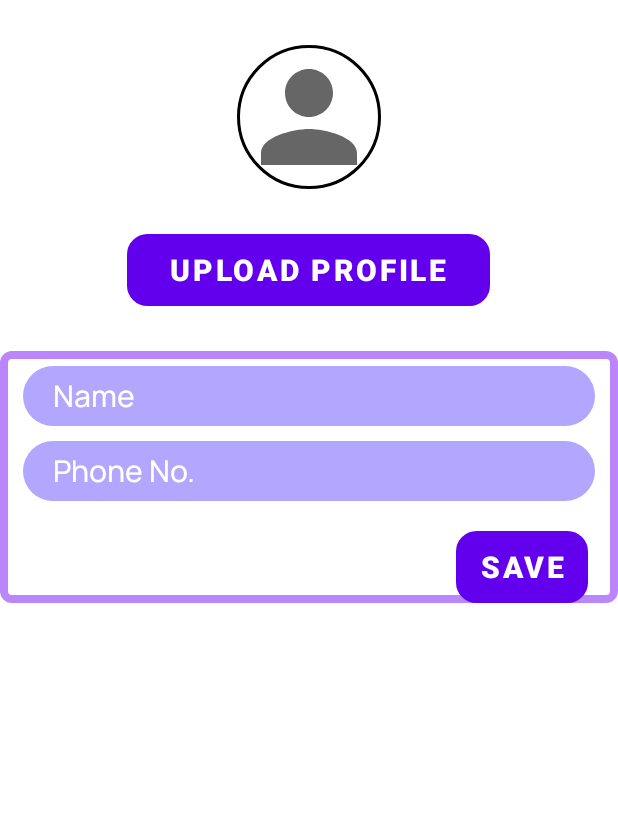
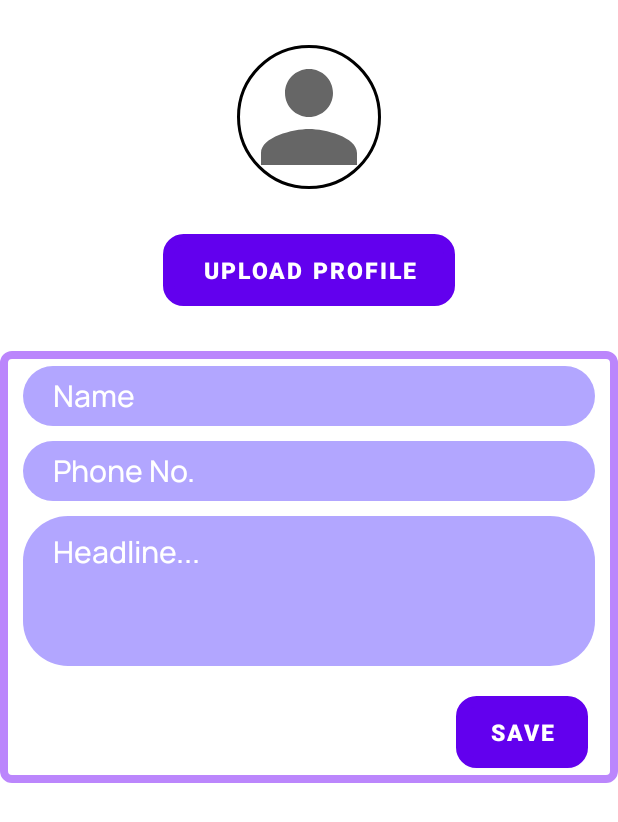
Before and after one commit to ankitsingh4264/CarrerGuide, an Android app: the profile screen opened through its navigation route, on a phone screen of 412 x 824 dp. Shown: the top 822 px of the screen. Run offline under Robolectric (Android 15) with nearby library versions, the phone set to English and light mode, and no system bars; our stand-ins replace CircleImageView, Firebase (no records; nobody signed in at launch, a user with empty details on screens opened directly), navigation-ui; libraries missing offline, so code that uses them is left out: com.karumi.dexter; 1 statement that could not run was skipped.

Commit message:
Profile fragment

```diff
--- a/app/build.gradle
+++ b/app/build.gradle
@@ -37,8 +37,10 @@ dependencies {
     implementation 'androidx.navigation:navigation-fragment-ktx:2.3.2'
     implementation 'androidx.navigation:navigation-ui-ktx:2.3.2'
     implementation 'com.google.firebase:firebase-firestore-ktx:22.0.0'
+    implementation 'com.google.firebase:firebase-storage:19.2.0'
     def lifecycle_version = "2.2.0"
     implementation 'de.hdodenhof:circleimageview:3.1.0'
+    implementation 'com.karumi:dexter:6.2.2'
     implementation "org.jetbrains.kotlin:kotlin-stdlib:$kotlin_version"
     implementation 'androidx.core:core-ktx:1.3.2'
     implementation 'androidx.appcompat:appcompat:1.2.0'
--- a/app/src/main/java/com/example/careerguide/FirebaseDataRepository.kt
+++ b/app/src/main/java/com/example/careerguide/FirebaseDataRepository.kt
@@ -1,10 +1,15 @@
 package com.example.careerguide
 
+import android.content.ContentValues.TAG
+import android.net.Uri
+import android.util.Log
 import androidx.lifecycle.MutableLiveData
 import com.example.careerguide.beans.Users
 import com.google.firebase.auth.FirebaseAuth
 import com.google.firebase.auth.PhoneAuthCredential
 import com.google.firebase.firestore.FirebaseFirestore
+import com.google.firebase.firestore.auth.User
+import com.google.firebase.storage.FirebaseStorage
 import java.util.ArrayList
 
 class FirebaseDataRepository {
@@ -53,5 +58,56 @@ class FirebaseDataRepository {
 
     }
 
+    fun getUserDetails(): MutableLiveData<Users> {
+        val userId = auth.currentUser!!.uid
+        val userDetailsLiveDate = MutableLiveData<Users>()
+
+        val docRef = firestoreDB.collection("users").document(userId)
+        docRef.addSnapshotListener { snapshot, e ->
+            if (e != null) {
+                Log.w(TAG, "Listen failed.", e)
+                return@addSnapshotListener
+            }
+
+            if (snapshot != null && snapshot.exists()) {
+                Log.d(TAG, "Current data: ${snapshot.data}")
+                userDetailsLiveDate.value=snapshot.toObject(Users::class.java)
+            }
+        }
+
+        return userDetailsLiveDate
+    }
+
+    fun userUpload(user: Users) : MutableLiveData<Boolean> {
+        val id = auth.currentUser!!.uid
+        var pos:MutableLiveData<Boolean> = MutableLiveData()
+
+        firestoreDB.collection("users").document(id).set(user).addOnSuccessListener {
+            pos.value=true
+        }.addOnFailureListener{
+            pos.value=false
+        }
+        return pos
+    }
+
+    fun uploadProfileToFirebase(imageURI: Uri?, path: String) {
+        val userId = auth.currentUser!!.uid
+
+        val storageReference =
+                FirebaseStorage.getInstance().getReference("/UserProfilePicture/$userId/$path")
+
+
+        storageReference.putFile(imageURI!!).addOnSuccessListener {
+            storageReference.downloadUrl.addOnSuccessListener {
+
+                firestoreDB.collection("users").document(userId)
+                        .update(
+                                mapOf(
+                                        path to it.toString()
+                                        )
+                        )
+            }
+        }
+    }
 
 }
--- /dev/null
+++ b/app/src/main/java/com/example/careerguide/Profile/profileViewModel.kt
@@ -0,0 +1,28 @@
+package com.example.careerguide.Profile
+
+import android.net.Uri
+import androidx.lifecycle.MutableLiveData
+import androidx.lifecycle.ViewModel
+import com.example.careerguide.FirebaseDataRepository
+import com.example.careerguide.beans.Users
+import com.google.firebase.firestore.auth.User
+
+class profileViewModel: ViewModel() {
+
+    private  val FirebaseDatabase= FirebaseDataRepository()
+    var mUserDetail: MutableLiveData<Users> = MutableLiveData()
+    var mProfileAdded : MutableLiveData<Boolean> = MutableLiveData()
+
+    fun usersDetails(){
+        mUserDetail=FirebaseDatabase.getUserDetails()
+    }
+
+    fun insertUser(user: Users){
+        mProfileAdded=FirebaseDatabase.userUpload(user)
+
+    }
+
+    fun uploadprofileToFirebase(imageUri: Uri?, path: String) {
+        FirebaseDatabase.uploadProfileToFirebase(imageUri, path)
+    }
+}
--- /dev/null
+++ b/app/src/main/res/drawable/headline.xml
@@ -0,0 +1,9 @@
+<?xml version="1.0" encoding="utf-8"?>
+<shape xmlns:android="http://schemas.android.com/apk/res/android">
+
+    <solid android:color="#b2a6ff"/>
+    <corners
+        android:radius="30dp"
+        />
+
+</shape>
--- a/app/src/main/res/drawable/otp_box.xml
+++ b/app/src/main/res/drawable/otp_box.xml
@@ -2,7 +2,7 @@
 <shape xmlns:android="http://schemas.android.com/apk/res/android"
     android:shape="rectangle" >
 
-    <solid android:color="@color/purple_200" />
+    <solid android:color="#C3A3EC" />
 
     <corners
         android:bottomLeftRadius="10dp"
--- a/app/src/main/res/layout/fragment_profile.xml
+++ b/app/src/main/res/layout/fragment_profile.xml
@@ -3,7 +3,7 @@
     xmlns:tools="http://schemas.android.com/tools"
     android:layout_width="match_parent"
     android:layout_height="match_parent"
-    android:background="@color/white"
+    android:backgroundTint="@color/white"
     tools:context=".Profile.profile">
 
     <RelativeLayout
@@ -35,7 +35,7 @@
         android:layout_below="@+id/rl_profile"
         android:textStyle="bold"
         android:textColor="@color/white"
-        android:textSize="20dp">
+        android:textSize="15dp">
 
     </Button>
 
@@ -65,6 +65,7 @@
                 android:textColor="@color/white"
                 android:layout_marginHorizontal="20dp"
                 android:textSize="20dp"
+                android:focusable="false"
                 android:textColorHint="@color/white"
                 android:fontFamily="@font/manrope_medium"
                 android:background="@color/transparent"
@@ -102,6 +103,33 @@
 
         </RelativeLayout>
 
+        <RelativeLayout
+            android:id="@+id/rl_profile_headline"
+            android:layout_width="match_parent"
+            android:layout_height="100dp"
+            android:background="@drawable/headline"
+            android:layout_marginHorizontal="15dp"
+            android:layout_below="@id/rl_profile_phone"
+            android:layout_marginTop="10dp">
+
+            <EditText
+                android:id="@+id/edit_profile_headline"
+                android:layout_width="wrap_content"
+                android:layout_height="wrap_content"
+                android:textColor="@color/white"
+                android:layout_marginHorizontal="20dp"
+                android:textSize="20dp"
+                android:layout_marginTop="10dp"
+                android:layout_marginBottom="10dp"
+                android:textColorHint="@color/white"
+                android:fontFamily="@font/manrope_medium"
+                android:background="@color/transparent"
+                android:hint="Headline...">
+
+            </EditText>
+
+        </RelativeLayout>
+
         <Button
             android:id="@+id/button_save_changes"
             android:layout_width="wrap_content"
@@ -112,10 +140,11 @@
             android:layout_marginRight="20dp"
             android:layout_marginTop="20dp"
             android:text="Save"
-            android:layout_below="@+id/rl_profile_phone"
+            android:layout_below="@+id/rl_profile_headline"
             android:textStyle="bold"
+            android:layout_marginBottom="10dp"
             android:textColor="@color/white"
-            android:textSize="20dp">
+            android:textSize="15dp">
 
         </Button>
 
```
Also changed, not shown: app/src/main/java/com/example/careerguide/Profile/profile.kt (+102 -141 lines).
